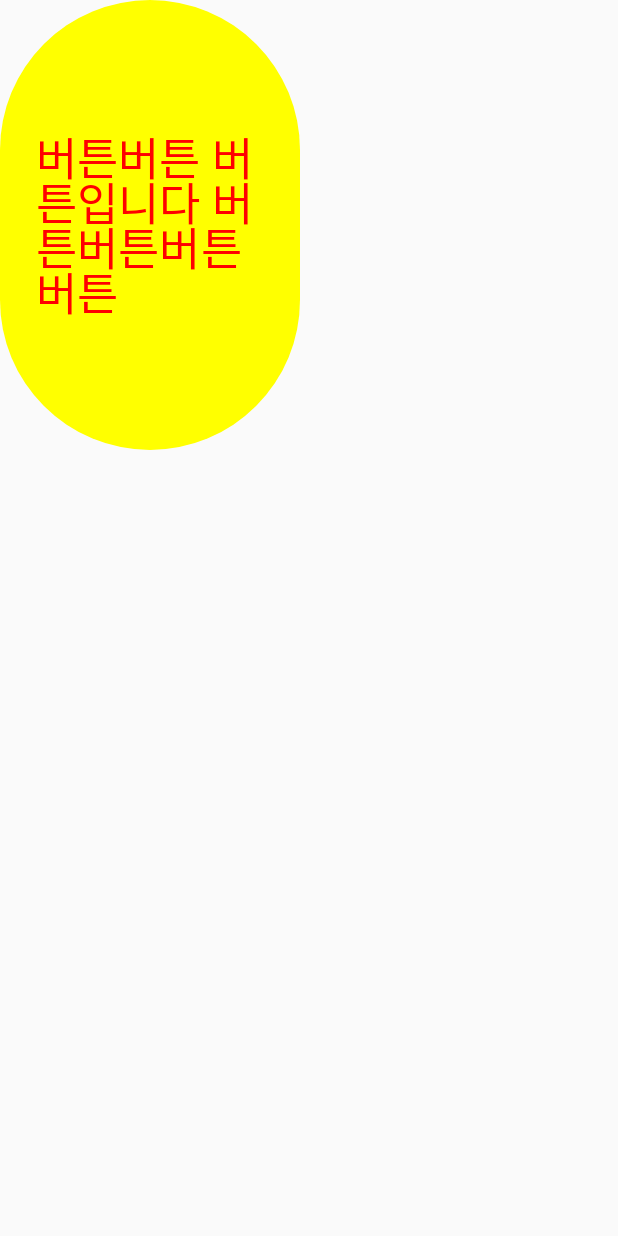
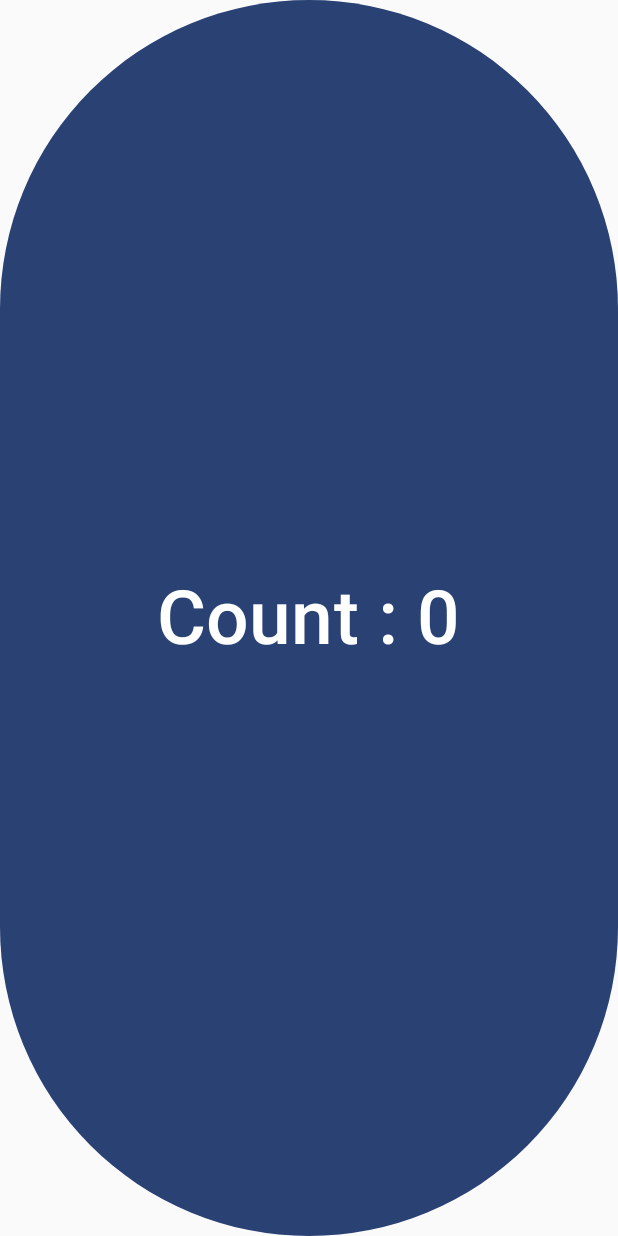
Before and after one commit to inwoo13/ComposeFirst, an Android app built with Jetpack Compose: the screen it shows after launch (MainActivity), on a phone screen of 412 x 824 dp. Run offline under Robolectric (Android 15) with nearby library versions, the phone set to English and light mode, and no system bars.

Commit message:
Remember

```diff
--- a/app/src/main/java/com/inflean/composefirst/MainActivity.kt
+++ b/app/src/main/java/com/inflean/composefirst/MainActivity.kt
@@ -1,22 +1,18 @@
 package com.inflean.composefirst
 
-import android.content.Context
 import android.os.Bundle
-import android.util.Log
-import android.widget.Toast
 import androidx.activity.ComponentActivity
 import androidx.activity.compose.setContent
-import androidx.compose.foundation.layout.height
-import androidx.compose.foundation.layout.width
+import androidx.compose.foundation.layout.fillMaxSize
 import androidx.compose.material3.Button
-import androidx.compose.material3.ButtonDefaults
 import androidx.compose.material3.Text
 import androidx.compose.runtime.Composable
+import androidx.compose.runtime.getValue
+import androidx.compose.runtime.mutableStateOf
+import androidx.compose.runtime.remember
+import androidx.compose.runtime.setValue
 import androidx.compose.ui.Modifier
-import androidx.compose.ui.graphics.Color
-import androidx.compose.ui.platform.LocalContext
 import androidx.compose.ui.tooling.preview.Preview
-import androidx.compose.ui.unit.dp
 import androidx.compose.ui.unit.sp
 import com.inflean.composefirst.ui.theme.ComposeFirstTheme
 
@@ -25,44 +21,32 @@ class MainActivity : ComponentActivity() {
         super.onCreate(savedInstanceState)
         setContent {
             ComposeFirstTheme {
-                // A surface container using the 'background' color from the theme
-                MyBtn()
+                SimpleCounterBtn()
             }
         }
     }
 }
 
 @Composable
-fun MyBtn() {
+fun SimpleCounterBtn() {
 
-    val context : Context = LocalContext.current
+    var count by remember {
+        mutableStateOf(0)
+    }
 
-    Button(
-        onClick = {
-            Log.d("Main", "onClick")
-            Toast.makeText(context, "클릭완료", Toast.LENGTH_SHORT).show()
-        },
-        colors = ButtonDefaults.buttonColors(
-            containerColor = Color.Yellow,
-            contentColor = Color.Blue
-        ),
-        modifier = Modifier
-            .width(200.dp)
-            .height(300.dp)
-    ) {
+    Button(onClick = { count++ }, modifier = Modifier.fillMaxSize()) {
         Text(
-            text = "버튼버튼 버튼입니다 버튼버튼버튼버튼",
-            lineHeight = 30.sp, // 줄 띄움 간격
-            fontSize = 30.sp, color = Color.Red
+            text = "Count : $count",
+            fontSize = 50.sp
         )
     }
+
 }
 
 @Preview(showBackground = true)
 @Composable
 fun GreetingPreview() {
     ComposeFirstTheme {
-        // A surface container using the 'background' color from the theme
-        MyBtn()
+        SimpleCounterBtn()
     }
 }
```
